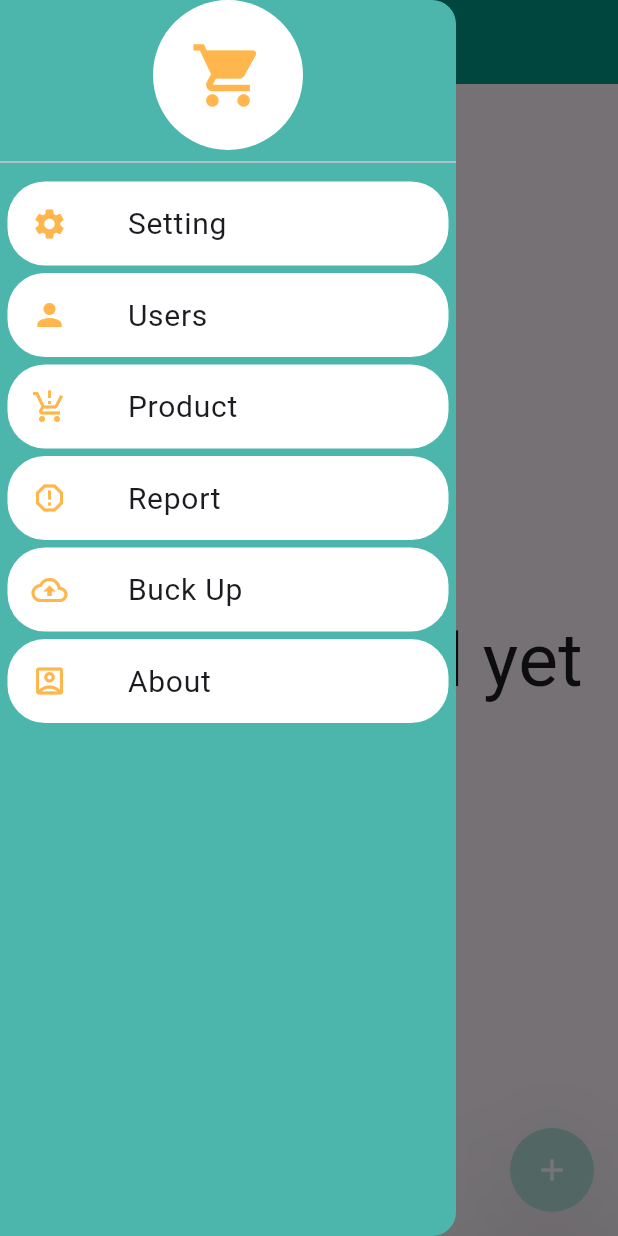
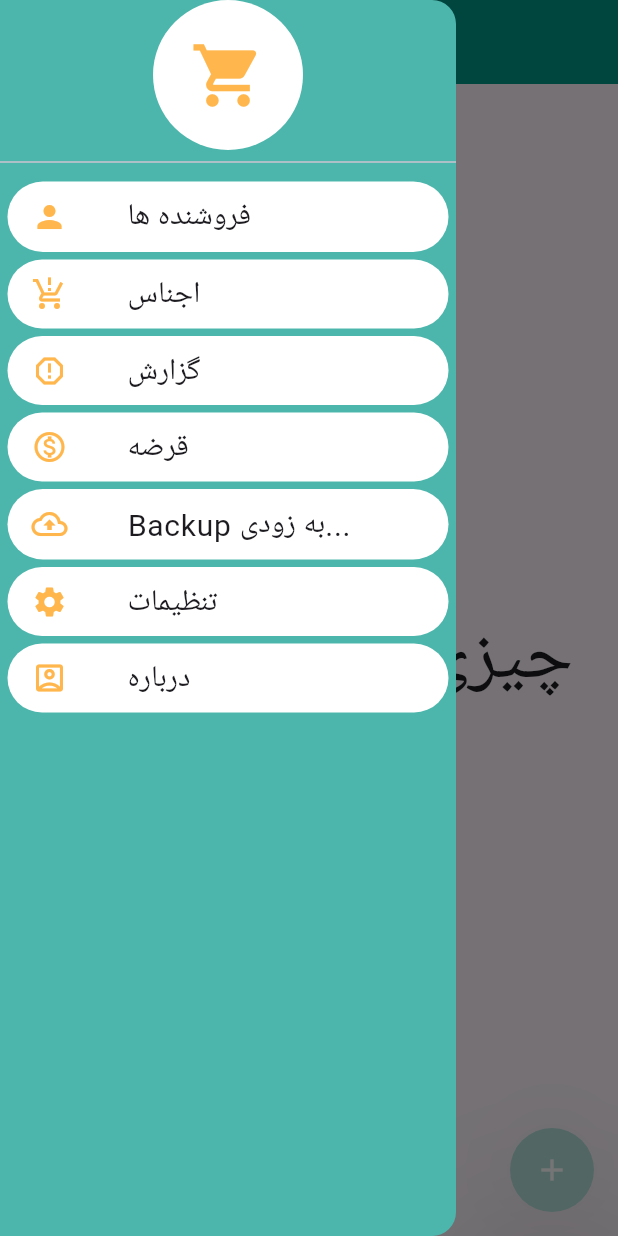
Before and after one commit to yousefi2002/Store_Management_System, a Flutter app: the screen it shows after launch, with the side drawer open, on a phone screen of 412 x 824 dp. Run offline on Flutter 3.47's test engine with Material 3 defaults, Android fonts, the phone set to English and light mode, and no system bars; drawn by our look-alikes of flutter_speed_dial; our stand-ins replace delightful_toast, dropdown_search, shared_preferences, sqflite; accounts and stored records are empty.

Commit message:
new parts added

```diff
--- a/lib/database_helper.dart
+++ b/lib/database_helper.dart
@@ -1,5 +1,4 @@
 import 'dart:io';
-
 import 'package:path_provider/path_provider.dart';
 import 'package:sqflite/sqflite.dart';
 import 'package:store_ms/model_classes/sell.dart';
--- a/lib/drawer.dart
+++ b/lib/drawer.dart
@@ -1,6 +1,5 @@
 import 'package:flutter/material.dart';
-import 'package:store_ms/expenses_page.dart';
-import 'package:store_ms/expenses_report.dart';
+import 'package:store_ms/loan_borrow/loan_borrow_page.dart';
 import 'package:store_ms/main_page.dart';
 import 'package:store_ms/product_list.dart';
 import 'package:store_ms/report_page.dart';
@@ -17,49 +16,56 @@ class DrawerContent {
 }
 
 class MyDrawer extends StatelessWidget {
-  MyDrawer({super.key});
+  const MyDrawer({super.key});
 
   @override
   Widget build(BuildContext context) {
     final List<DrawerContent> items = [
-      DrawerContent('Setting', Icons.settings, onTap: () {
-        showDialog(
-          context: context,
-          builder: (context) => SettingsDialog(),
-        );
-      }),
-      DrawerContent('Users', Icons.person, onTap: () {
+      DrawerContent('فروشنده ها', Icons.person, onTap: () {
         Navigator.of(context).push(
           MaterialPageRoute(
-            builder: (context) => UserList(),
+            builder: (context) => const UserList(),
           ),
         );
       }),
-      DrawerContent('Product', Icons.production_quantity_limits, onTap: () {
+      DrawerContent('اجناس', Icons.production_quantity_limits, onTap: () {
         Navigator.of(context).push(
           MaterialPageRoute(
-            builder: (context) => ProductList(),
+            builder: (context) => const ProductList(),
           ),
         );
       }),
-      DrawerContent('Report', Icons.report_gmailerrorred, onTap: () {
+      DrawerContent('گزارش', Icons.report_gmailerrorred, onTap: () {
         Navigator.of(context).push(
           MaterialPageRoute(
-            builder: (context) => ReportPage(),
+            builder: (context) => const ReportPage(),
           ),
         );
       }),
-      DrawerContent('Buck Up', Icons.backup_outlined, onTap: () {
+      DrawerContent('قرضه', Icons.monetization_on_outlined, onTap: () {
         Navigator.of(context).push(
           MaterialPageRoute(
-            builder: (context) => MainPage(),
+            builder: (context) => const LoanBorrowPage(),
           ),
         );
       }),
-      DrawerContent('About', Icons.account_box_outlined, onTap: () {
+      DrawerContent('Backup به زودی...', Icons.backup_outlined, onTap: () {
+        Navigator.of(context).push(
+          MaterialPageRoute(
+            builder: (context) => const MainPage(),
+          ),
+        );
+      }),
+      DrawerContent('تنظیمات', Icons.settings, onTap: () {
         showDialog(
           context: context,
-          builder: (context) => AboutPage(),
+          builder: (context) => const SettingsDialog(),
+        );
+      }),
+      DrawerContent('درباره', Icons.account_box_outlined, onTap: () {
+        showDialog(
+          context: context,
+          builder: (context) => const AboutPage(),
         );
       },),
     ];
@@ -83,10 +89,11 @@ class MyDrawer extends StatelessWidget {
                 itemCount: items.length,
                 itemBuilder: (context, index) {
                   return Padding(
-                      padding: EdgeInsets.only(top: 5, right: 5, left: 5),
+                    padding: const EdgeInsets.only(top: 5, right: 5, left: 5),
                     child: ListTile(
                       shape: RoundedRectangleBorder(
-                            borderRadius: BorderRadius.circular(25)),
+                        borderRadius: BorderRadius.circular(25),
+                      ),
                       tileColor: Colors.white,
                       leading: Icon(
                         items[index].icon,
@@ -95,17 +102,16 @@ class MyDrawer extends StatelessWidget {
                         horizontalTitleGap: 40,
                         onTap: () {
                           items[index].onTap();
-                          // Navigator.of(context).push(
-                          //   MaterialPageRoute(builder: (context) =>  items[index].onTap)
-                          // );
                         },
+                        minTileHeight: 35,
                         title: Text(
                           items[index].title,
-                          style: TextStyle(fontSize: 20),
+                          style: const TextStyle(fontSize: 20),
                         ),
                       ),
                     );
-                  }),
+                  }
+                ),
             ),
           ],
         ),
--- a/lib/expenses_page.dart
+++ b/lib/expenses_page.dart
@@ -47,12 +47,12 @@ class _ExpensesPageState extends State<ExpensesPage> {
       appBar: AppBar(
         backgroundColor: Colors.teal[300],
         foregroundColor: Colors.white,
-        title: const Text('Expenses Page'),
+        title: const Text('خرجی ها'),
       ),
       body: _expensesList.isEmpty
           ? const Center(
               child: Text(
-                'Nothing bought yet',
+                'چیزی خرج نشده',
                 style: TextStyle(fontSize: 45),
               ),
             )
@@ -171,7 +171,7 @@ class _ExpensesPageState extends State<ExpensesPage> {
       ScaffoldMessenger.of(context).showSnackBar(SnackBar(
           backgroundColor: Colors.grey[400],
           content: const Text(
-            'Expense got deleted',
+            'گزینه مورد نظر حذف شد',
             style: TextStyle(color: Colors.black),
           )));
       updateExpensesList();
--- a/lib/main.dart
+++ b/lib/main.dart
@@ -1,6 +1,6 @@
 import 'package:flutter/material.dart';
 import 'package:shared_preferences/shared_preferences.dart';
-import 'package:store_ms/main_page.dart';
+import 'package:store_ms/loan_borrow/loan_borrow_page.dart';
 import 'package:store_ms/splash_screen.dart';
 
 main() {
@@ -39,9 +39,9 @@ class _MyAppState extends State<MyApp> {
   @override
   Widget build(BuildContext context) {
     return  MaterialApp(
+      debugShowCheckedModeBanner: false,
       theme:  isDarkMode ? ThemeData.dark() : ThemeData.light(),
-      home: const SplashScreen(),
-
+      home: const  SplashScreen(),
     );
   }
 }
--- a/lib/main_page.dart
+++ b/lib/main_page.dart
@@ -50,16 +50,16 @@ class _MainPageState extends State<MainPage> {
   @override
   Widget build(BuildContext context) {
     return Scaffold(
-      drawer: MyDrawer(),
+      drawer: const MyDrawer(),
       appBar: AppBar(
         foregroundColor: Colors.white,
         backgroundColor: Colors.teal[500],
-        title: Text('Store Management'),
+        title: Text('مدریت فروشگاه'),
       ),
       body: sales.isEmpty
           ? Center(
               child: Text(
-                'Nothing sold yet',
+                'چیزی فروخته نشده',
                 style: TextStyle(fontSize: 50),
               ),
             )
@@ -84,7 +84,7 @@ class _MainPageState extends State<MainPage> {
                             mainPageDate,
                             style: TextStyle(fontSize: 20),
                           )),
-                          Divider(),
+                          const Divider(),
                           Row(
                             mainAxisAlignment: MainAxisAlignment.spaceBetween,
                             children: [
@@ -93,7 +93,7 @@ class _MainPageState extends State<MainPage> {
                                 style: TextStyle(fontSize: 20),
                               ),
                               Text(
-                                'کل فروش',
+                                'تعداد فروش',
                                 style: TextStyle(fontSize: 20),
                               ),
                             ],
@@ -159,7 +159,7 @@ class _MainPageState extends State<MainPage> {
             backgroundColor: Colors.teal[300],
             foregroundColor: Colors.white,
             child: Icon(Icons.attach_money),
-            label: 'Sell',
+            label: 'فروش',
             labelBackgroundColor: Colors.teal[300],
             labelStyle:
                 TextStyle(color: Colors.white, fontWeight: FontWeight.bold),
@@ -171,7 +171,7 @@ class _MainPageState extends State<MainPage> {
             backgroundColor: Colors.teal[300],
             foregroundColor: Colors.white,
             child: const Icon(Icons.shopping_cart),
-            label: 'Buy',
+            label: 'خرجی',
             labelBackgroundColor: Colors.teal[300],
             labelStyle:
                 const TextStyle(color: Colors.white, fontWeight: FontWeight.bold),
@@ -206,8 +206,8 @@ class _MainPageState extends State<MainPage> {
       ScaffoldMessenger.of(context).showSnackBar(const SnackBar(
           backgroundColor: Colors.red,
           content: Text(
-            'Sold item got deleted',
-            style: TextStyle(color: Colors.black),
+            'گزینه مورد نظر حذف شد',
+            style: TextStyle(color: Colors.white),
           )));
       updateSellList();
       _getTotalSalesOfToday();
--- a/lib/model_classes/expenses.dart
+++ b/lib/model_classes/expenses.dart
@@ -38,8 +38,8 @@ class Expenses {
   Expenses.fromMapObject(Map<String, dynamic> map) {
     _id = map["id"];
     _date = map["date"];
-    _reasonToSpend = map["reason_to_Spend"];
-    _amountToSpend = map["amount_to_Spend"];
+    _reasonToSpend = map["reason_to_spend"];
+    _amountToSpend = map["amount_to_spend"];
   }
   @override
   String toString() {
--- a/lib/product_list.dart
+++ b/lib/product_list.dart
@@ -24,12 +24,12 @@ class _ProductListState extends State<ProductList> {
   Widget build(BuildContext context) {
     return Scaffold(
       appBar: AppBar(
-        title: Text('Product'),
+        title: Text('اجناس'),
         backgroundColor: Colors.teal[300],
         foregroundColor: Colors.white,
       ),
       body: addedProduct.isEmpty?
-      Center(child: Text('No product added', style: TextStyle(fontSize: 35),),):
+      Center(child: Text('هیچ جنسی ثبت نشده است', style: TextStyle(fontSize: 35),),):
       ListView.builder(
           itemCount: addedProduct.length,
           itemBuilder: (context, index){
@@ -37,6 +37,8 @@ class _ProductListState extends State<ProductList> {
               padding: const EdgeInsets.only(top: 10, right: 10, left: 10),
               child: ListTile(
                 tileColor: Colors.teal[300],
+                iconColor: Colors.white,
+                textColor: Colors.white,
                 title: Text(addedProduct[index].productName),
                 trailing: IconButton(
                   onPressed: (){
@@ -75,7 +77,8 @@ class _ProductListState extends State<ProductList> {
       ScaffoldMessenger.of(context).showSnackBar(SnackBar(
           backgroundColor: Colors.grey[400],
           content: Text(
-            'Product got deleted',
+            'جنس مورد نظر حذف شد',
+            textAlign: TextAlign.center,
             style: TextStyle(color: Colors.black),
           )));
       updateProductList();
--- a/lib/report_page.dart
+++ b/lib/report_page.dart
@@ -23,16 +23,16 @@ class _ReportPageState extends State<ReportPage> {
           backgroundColor: Colors.white,
           appBar: AppBar(
             bottom:  PreferredSize(
-              preferredSize: Size.fromHeight(40),
+              preferredSize: Size.fromHeight(45),
               child: Expanded(
                 child: TabBar(
                   tabs: [
                     Tab(
-                      text: 'Sales Report',
+                      text: 'گزارش فروش',
                       icon: Icon(Icons.report_outlined),
                     ),
                     Tab(
-                      text: 'Expenses Report',
+                      text: 'گزارش خرجی',
                       icon: Icon(Icons.monetization_on_outlined),
                     ),
                   ],
@@ -45,7 +45,7 @@ class _ReportPageState extends State<ReportPage> {
             ),
             backgroundColor: Colors.teal[300],
             foregroundColor: Colors.white,
-            title: const Text('Report Page'),
+            title: const Text('گزارشات'),
             elevation: 0,
           ),
           body: TabBarView(
@@ -57,12 +57,3 @@ class _ReportPageState extends State<ReportPage> {
     );
   }
 }
-
-// Future<List<Map<String, dynamic>>> getReports(DateTime startDate, DateTime endDate, String product, String user) async {
-//   var db;
-//   return await db.rawQuery(
-//     'SELECT * FROM Transactions JOIN Products ON Transactions.productId = Products.productId '
-//         'JOIN Users ON Transactions.userId = Users.userId WHERE transactionDate BETWEEN ? AND ? '
-//         'AND Products.productName = ? AND Users.userName = ?',
-//     [startDate.toIso8601String(), endDate.toIso8601String(), product, user],
-//   );
--- a/lib/user_list.dart
+++ b/lib/user_list.dart
@@ -26,14 +26,15 @@ class _UserListState extends State<UserList> {
     updateUsersList();
     return Scaffold(
       appBar: AppBar(
-        title: Text('Users'),
+        title: Text('فروشنده ها'),
         backgroundColor: Colors.teal[300],
         foregroundColor: Colors.white,
       ),
       body: addedUsers.isEmpty
           ? const Center(
               child: Text(
-                'No user added',
+                'هیچ فروشنده ای اضافه نشده است',
+                textAlign: TextAlign.center,
                 style: TextStyle(fontSize: 35),
               ),
             )
@@ -43,6 +44,8 @@ class _UserListState extends State<UserList> {
                 return Padding(
                   padding: const EdgeInsets.only(top: 10.0, right: 10, left: 10),
                   child: ListTile(
+                    iconColor: Colors.white,
+                    textColor: Colors.white,
                     tileColor: Colors.teal[300],
                     title: Text(
                         "${addedUsers[index].userName} ${addedUsers[index].userLastName}"),
@@ -86,7 +89,7 @@ class _UserListState extends State<UserList> {
       ScaffoldMessenger.of(context).showSnackBar(SnackBar(
           backgroundColor: Colors.grey[400],
           content: const Text(
-            'Sold item got deleted',
+            'فرهشنده مورد نظر حذف شد',
             style: TextStyle(color: Colors.black),
           )));
       updateUsersList();
```
Also changed, not shown: lib/add_expenses.dart (+23 -17 lines), lib/adding_product.dart (+19 -21 lines), lib/adding_users.dart (+40 -31 lines), lib/expenses_report.dart (+16 -21 lines), lib/new_sell_page.dart (+141 -47 lines), lib/sales_report.dart (+20 -21 lines), 7 other files. Lines whose indentation alone changed are shown as unchanged.
